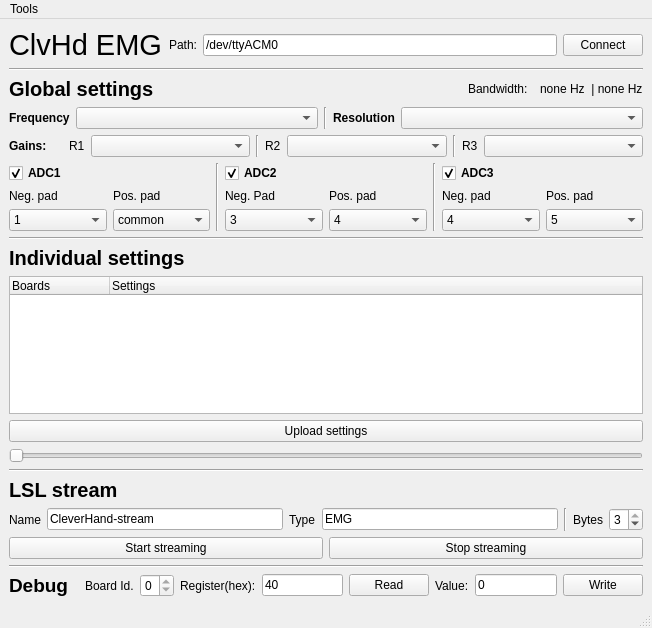
This is forms/mainwindow.ui in Aightech/Cleverhand-configGUI as Qt 5 draws it before an edit. The edited form follows.
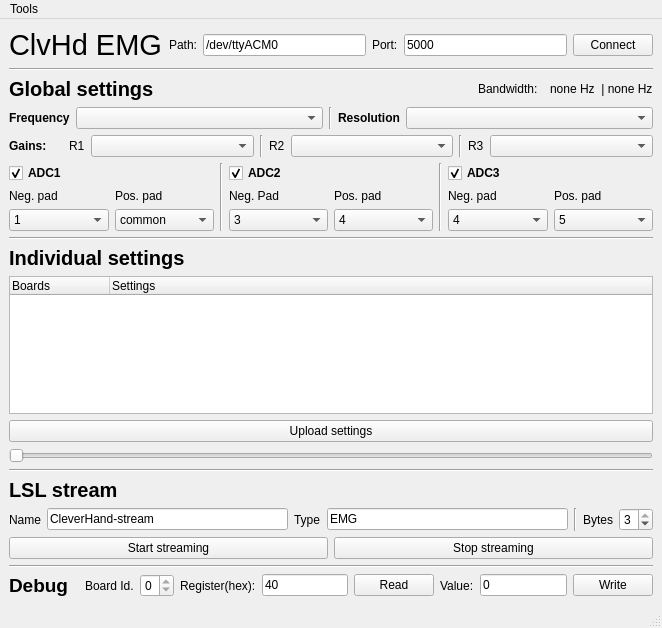
This is the edited form.

Commit message: minor changes + dep lib update

The edit to the form file:
```diff
--- a/forms/mainwindow.ui
+++ b/forms/mainwindow.ui
@@ -6,7 +6,7 @@
    <rect>
     <x>0</x>
     <y>0</y>
-    <width>652</width>
+    <width>662</width>
     <height>628</height>
    </rect>
   </property>
@@ -48,6 +48,26 @@
             <property name="text">
              <string>/dev/ttyACM0</string>
             </property>
+            <property name="placeholderText">
+             <string>ex: /dev/ttyACM0 or 192.168.127.253</string>
+            </property>
+           </widget>
+          </item>
+          <item>
+           <widget class="QLabel" name="label_15">
+            <property name="text">
+             <string>Port:</string>
+            </property>
+           </widget>
+          </item>
+          <item>
+           <widget class="QLineEdit" name="lineEdit">
+            <property name="text">
+             <string>5000</string>
+            </property>
+            <property name="placeholderText">
+             <string>ex: 5000</string>
+            </property>
            </widget>
           </item>
           <item>
@@ -950,7 +970,7 @@
     <rect>
      <x>0</x>
      <y>0</y>
-     <width>652</width>
+     <width>662</width>
      <height>22</height>
     </rect>
    </property>
```
The commit also changes 2 other files.
